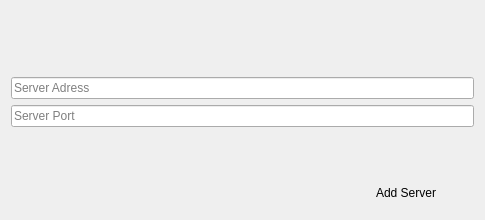
Before: the Qt Designer form GUI/newserverdialog.ui in KuzloPavlo/Networker, drawn with Qt 5.
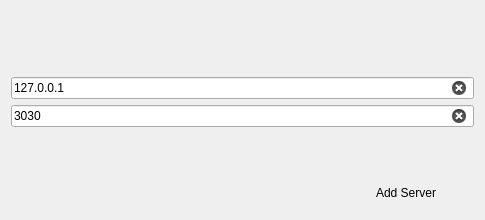
After: the same form once the commit is applied. Icons and pictures are not drawn.

What changed in the file:
```diff
--- a/GUI/newserverdialog.ui
+++ b/GUI/newserverdialog.ui
@@ -41,6 +41,9 @@
    </item>
    <item row="3" column="0" colspan="3">
     <widget class="QLineEdit" name="serverPortEdit">
+     <property name="text">
+      <string>3030</string>
+     </property>
      <property name="placeholderText">
       <string>Server Port</string>
      </property>
@@ -77,6 +80,9 @@
    </item>
    <item row="2" column="0" colspan="3">
     <widget class="QLineEdit" name="serverAdressEdit">
+     <property name="text">
+      <string>127.0.0.1</string>
+     </property>
      <property name="dragEnabled">
       <bool>false</bool>
      </property>
```
